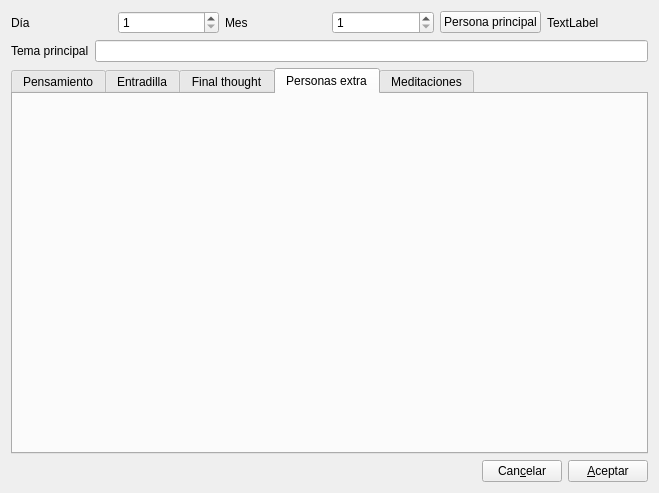
Before: the Qt Designer form gui/dlganneenuevo.ui in rogorido/qtpredicadores, drawn with Qt 5.
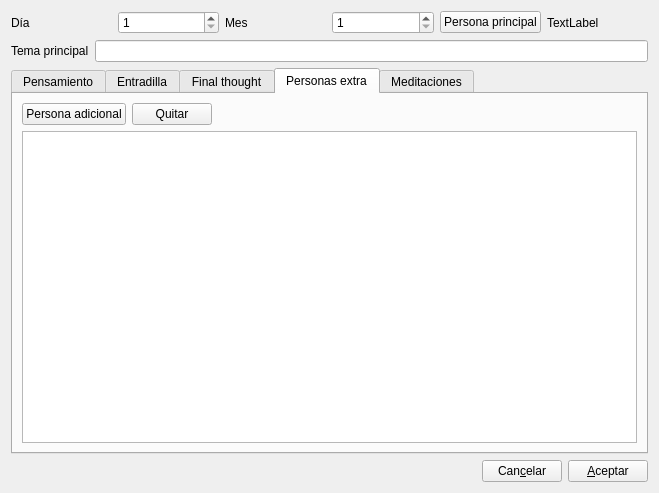
After: the same form once the commit is applied. The open tabs and pages were chosen to show the change.

Commit message: Gestión de personas_adicionales en nuevo form de Année

```diff
--- a/gui/dlganneenuevo.ui
+++ b/gui/dlganneenuevo.ui
@@ -149,6 +149,42 @@
       <attribute name="title">
        <string>Personas extra</string>
       </attribute>
+      <layout class="QVBoxLayout" name="verticalLayout_8">
+       <item>
+        <layout class="QHBoxLayout" name="horizontalLayout_6">
+         <item>
+          <widget class="QPushButton" name="btAnadirPersonaAdicional">
+           <property name="text">
+            <string>Persona adicional</string>
+           </property>
+          </widget>
+         </item>
+         <item>
+          <widget class="QPushButton" name="btQuitarPersonaAdicional">
+           <property name="text">
+            <string>Quitar</string>
+           </property>
+          </widget>
+         </item>
+         <item>
+          <spacer name="horizontalSpacer_2">
+           <property name="orientation">
+            <enum>Qt::Horizontal</enum>
+           </property>
+           <property name="sizeHint" stdset="0">
+            <size>
+             <width>40</width>
+             <height>20</height>
+            </size>
+           </property>
+          </spacer>
+         </item>
+        </layout>
+       </item>
+       <item>
+        <widget class="QTableWidget" name="twPersonasAdicionales"/>
+       </item>
+      </layout>
      </widget>
      <widget class="QWidget" name="tab_5">
       <attribute name="title">
```
Left out of the diff: 2 changed lines with no effect on the pictures. The commit also changes 2 other files.
